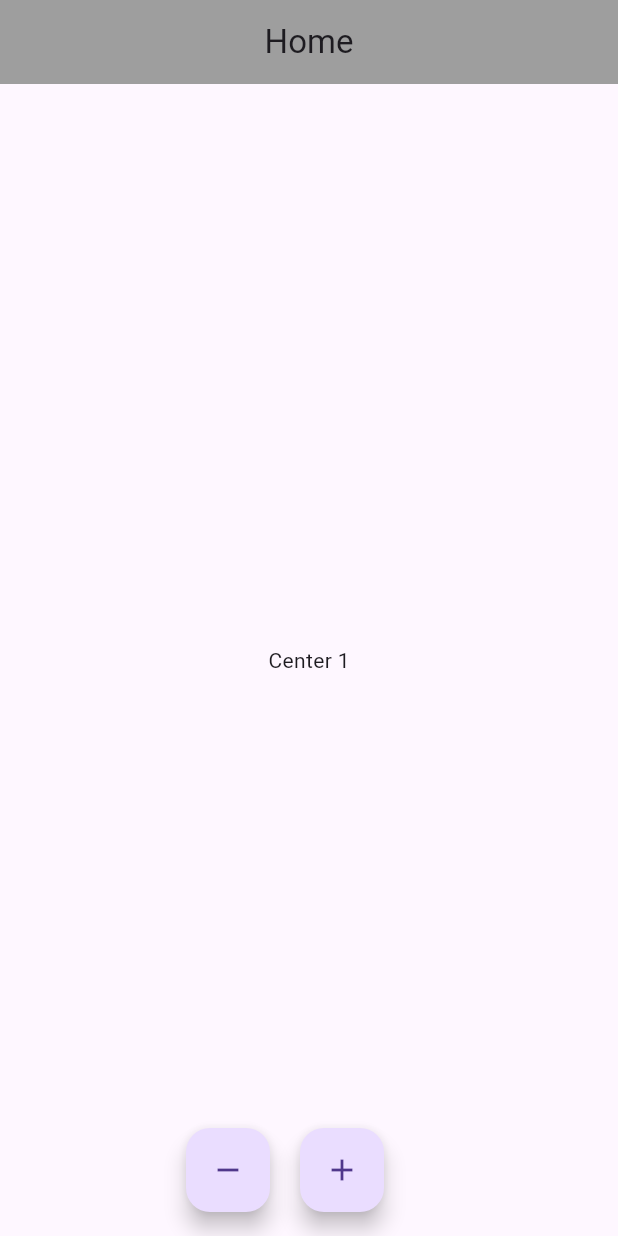
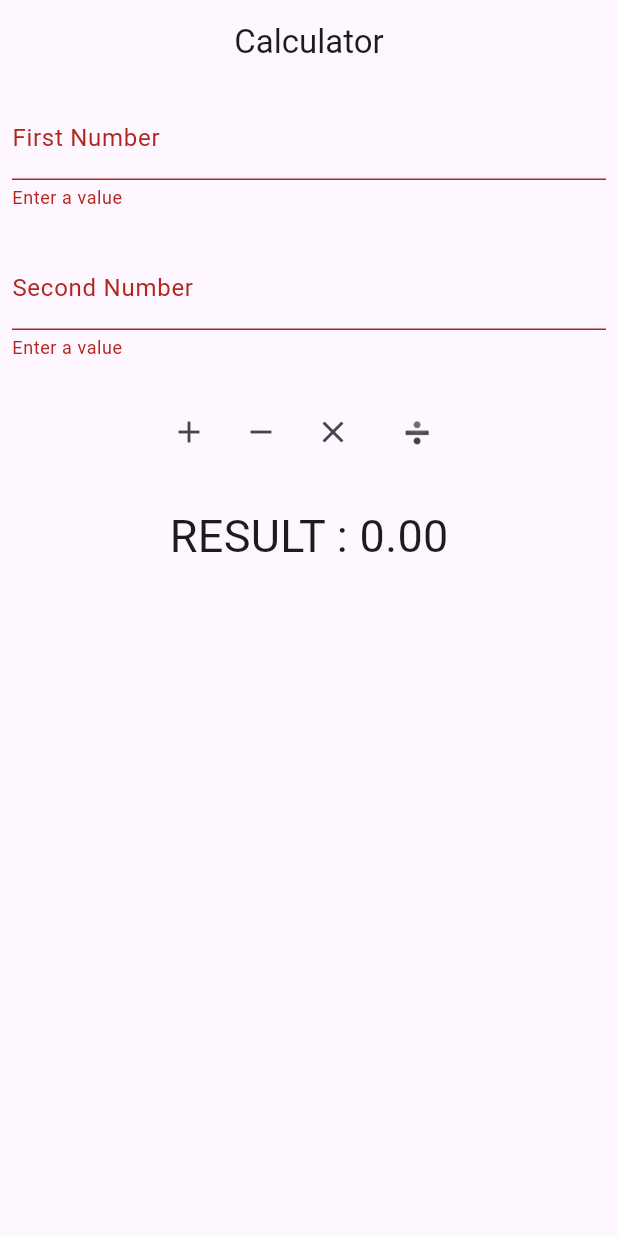
Before and after one commit to farshidalamevan/ostad_flutter_seven_flutter, a Flutter app: the screen it shows after launch, after a tap on the "add" icon, on a phone screen of 412 x 824 dp. Run offline on Flutter 3.47's test engine with Material 3 defaults, Android fonts, the light colour scheme and no system bars.

Commit message:
/// Calculator Apps

```diff
--- /dev/null
+++ b/lib/homeScreen.dart
@@ -0,0 +1,130 @@
+import 'package:flutter/material.dart';
+
+class HomeScreen extends StatefulWidget {
+  const HomeScreen({super.key});
+
+  @override
+  State<HomeScreen> createState() => _HomeScreenState();
+}
+
+class _HomeScreenState extends State<HomeScreen> {
+  final TextEditingController _firstNumTEController = TextEditingController();
+  final TextEditingController _secondNumTEController = TextEditingController();
+  final GlobalKey<FormState> _formKey = GlobalKey<FormState>();
+
+  double _result = 0;
+
+  @override
+  Widget build(BuildContext context) {
+    return Scaffold(
+      appBar: AppBar(
+        title: const Text('Calculator'),
+        centerTitle: true,
+      ),
+      body: Padding(
+        padding: const EdgeInsets.all(8.0),
+        child: Form(
+          key: _formKey,
+          child: Column(
+            children: [
+              TextFormField(
+                controller: _firstNumTEController,
+                keyboardType: TextInputType.number,
+                decoration: const InputDecoration(
+                  hintText: 'First Number',
+                  labelText: 'First Number',
+                ),
+                validator: (String? value) {
+                  if (value == null || value.isEmpty) {
+                    return 'Enter a value';
+                  }
+                  return null;
+                },
+              ),
+              const SizedBox(height: 24),
+              TextFormField(
+                controller: _secondNumTEController,
+                keyboardType: TextInputType.number,
+                decoration: const InputDecoration(
+                  hintText: 'Second Number',
+                  labelText: 'Second Number',
+                ),
+                validator: (String? value) {
+                  if (value?.isEmpty ?? true) {
+                    /// Another way of Condition
+                    return 'Enter a value';
+                  }
+                  return null;
+                },
+              ),
+              const SizedBox(height: 24),
+              Row(
+                mainAxisAlignment: MainAxisAlignment.center,
+                children: [
+                  IconButton(onPressed: _onTapAdd, icon: const Icon(Icons.add)),
+                  IconButton(
+                      onPressed: _onTapSubtraction,
+                      icon: const Icon(Icons.remove)),
+                  IconButton(
+                      onPressed: _onTapMultiplication,
+                      icon: const Icon(Icons.clear)),
+                  TextButton(onPressed: _onTapDivision, child: const Text('➗')),
+                ],
+              ),
+              const SizedBox(height: 24),
+              Text(
+                'RESULT : ${_result.toStringAsFixed(2)}',
+                style: const TextStyle(fontSize: 30),
+              ),
+            ],
+          ),
+        ),
+      ),
+    );
+  }
+
+  void _onTapAdd() {
+    if (_formKey.currentState!.validate()) {
+      double firstNum = double.tryParse(_firstNumTEController.text) ?? 0;
+      double secondNum = double.tryParse(_secondNumTEController.text) ?? 0;
+      _result = firstNum + secondNum;
+      setState(() {});
+    }
+  }
+
+  void _onTapSubtraction() {
+    if (_formKey.currentState!.validate() == false) {
+      /// Another way of Condition
+      return;
+    }
+    double firstNum = double.tryParse(_firstNumTEController.text) ?? 0;
+    double secondNum = double.tryParse(_secondNumTEController.text) ?? 0;
+    _result = firstNum - secondNum;
+    setState(() {});
+  }
+
+  void _onTapMultiplication() {
+    if (_formKey.currentState!.validate()) {
+      double firstNum = double.tryParse(_firstNumTEController.text) ?? 0;
+      double secondNum = double.tryParse(_secondNumTEController.text) ?? 0;
+      _result = firstNum * secondNum;
+      setState(() {});
+    }
+  }
+
+  void _onTapDivision() {
+    if (_formKey.currentState!.validate()) {
+      double firstNum = double.tryParse(_firstNumTEController.text) ?? 0;
+      double secondNum = double.tryParse(_secondNumTEController.text) ?? 0;
+      _result = firstNum / secondNum;
+      setState(() {});
+    }
+  }
+
+  @override
+  void dispose() {
+    _firstNumTEController.dispose();
+    _secondNumTEController.dispose();
+    super.dispose();
+  }
+}
--- a/lib/main.dart
+++ b/lib/main.dart
@@ -1,65 +1,21 @@
-/// StateFul Widget
+/// Calculator Apps
+
+
 
 import 'package:flutter/material.dart';
+import 'homeScreen.dart';
 
 void main() {
-  runApp(Module12Class1());
+  runApp(const Module12Class2());
 }
 
-class Module12Class1 extends StatelessWidget {
-  const Module12Class1({super.key});
+class Module12Class2 extends StatelessWidget {
+  const Module12Class2({super.key});
 
   @override
   Widget build(BuildContext context) {
-    return MaterialApp(
+    return const MaterialApp(
       home: HomeScreen(),
     );
   }
 }
-
-class HomeScreen extends StatefulWidget {
-  const HomeScreen({super.key});
-
-  @override
-  State<HomeScreen> createState() => _HomeScreenState();
-}
-
-class _HomeScreenState extends State<HomeScreen> {
-  int counter = 0;
-
-  @override
-  Widget build(BuildContext context) {
-    return Scaffold(
-      appBar: AppBar(
-        title: Text('Home'),
-        centerTitle: true,
-        backgroundColor: Colors.grey,
-      ),
-      body: Center(
-        child: Text('Center $counter'),
-      ),
-      floatingActionButton: Row(
-        mainAxisAlignment: MainAxisAlignment.center,
-        children: [
-          FloatingActionButton(
-            onPressed: () {
-              counter--;
-              setState(() {});
-            },
-            child: Icon(Icons.remove),
-          ),
-          SizedBox(
-            width: 20,
-          ),
-          FloatingActionButton(
-            onPressed: () {
-              counter++;
-              setState(() {});
-            },
-            child: Icon(Icons.add),
-          ),
-        ],
-      ),
-    );
-  }
-}
```
